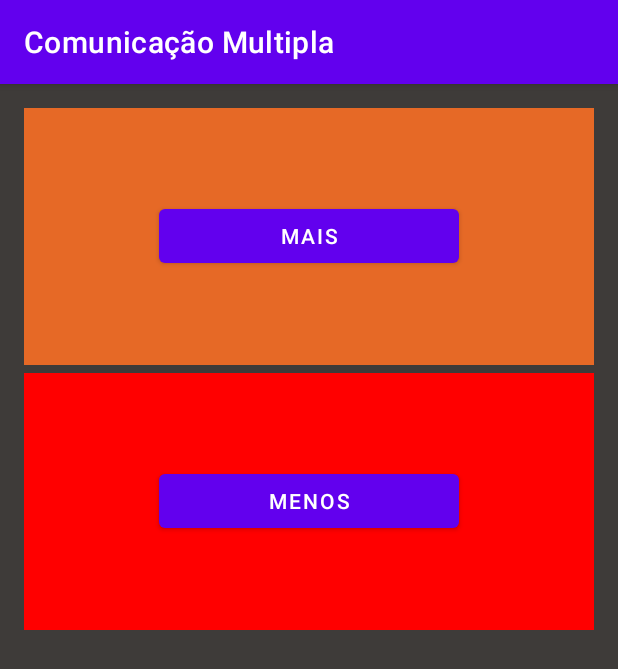
After one commit to CelsoMatiazi/Android_Studies, an Android app: the FragmentPD3A screen opened directly, with no data from a screen before it, on a phone screen of 412 x 824 dp. The commit adds this screen. Shown: the top 669 px of the screen. Run offline under Robolectric (Android 15) with nearby library versions, the phone set to English and light mode, and no system bars.

Commit message:
exercicio de comunicação de multiplos fragmentos

```diff
--- a/app/src/main/java/com/example/cursoandroiddh/Fragments/PassandoDados/PDFragmentA.kt
+++ b/app/src/main/java/com/example/cursoandroiddh/Fragments/PassandoDados/PDFragmentA.kt
@@ -13,6 +13,7 @@ import java.lang.RuntimeException
 
 
 class PDFragmentA : Fragment() {
+
 
     private lateinit var button: Button
     private lateinit var edtxt_nome: EditText
@@ -81,6 +82,7 @@ class PDFragmentA : Fragment() {
                 edtxt_senha.text.toString(),
                 edtxt_confSenha.text.toString()
             )
+
             listener?.enviarDadosA(userData)
 
             edtxt_nome.setText(" ")
--- a/app/src/main/java/com/example/cursoandroiddh/Fragments/PassandoDados2/IComunicador.kt
+++ b/app/src/main/java/com/example/cursoandroiddh/Fragments/PassandoDados2/IComunicador.kt
@@ -2,10 +2,5 @@ package com.example.cursoandroiddh.Fragments.PassandoDados2
 
 interface IComunicador {
 
-    fun somar()
-
-
-    fun subtrair()
-
-    fun clear()
+    fun calcular(num: Int)
 }
--- /dev/null
+++ b/app/src/main/java/com/example/cursoandroiddh/Fragments/PassandoDados3/FragmentPD3A.kt
@@ -0,0 +1,50 @@
+package com.example.cursoandroiddh.Fragments.PassandoDados3
+
+import android.content.Context
+import android.os.Bundle
+import androidx.fragment.app.Fragment
+import android.view.LayoutInflater
+import android.view.View
+import android.view.ViewGroup
+import android.widget.Button
+import com.example.cursoandroiddh.R
+import com.google.android.material.floatingactionbutton.FloatingActionButton
+import java.lang.RuntimeException
+
+class FragmentPD3A : Fragment() {
+
+    private lateinit var callback: IComunicador
+    private lateinit var botaoMais: Button
+
+
+    override fun onAttach(context: Context) {
+        super.onAttach(context)
+
+        if(context is IComunicador){
+            callback = context
+        }else{
+            throw RuntimeException(context.toString() + "Callback não implementado")
+        }
+    }
+
+    override fun onCreateView(
+        inflater: LayoutInflater, container: ViewGroup?,
+        savedInstanceState: Bundle?
+    ): View? {
+        // Inflate the layout for this fragment
+
+        val view = inflater.inflate(R.layout.fragment_p_d3_a, container, false)
+
+        botaoMais = view.findViewById(R.id.btn_mais)
+
+        botaoMais.setOnClickListener{
+            callback.mais()
+        }
+
+        return view
+    }
+
+
+
+
+}
--- /dev/null
+++ b/app/src/main/java/com/example/cursoandroiddh/Fragments/PassandoDados3/FragmentPD3B.kt
@@ -0,0 +1,49 @@
+package com.example.cursoandroiddh.Fragments.PassandoDados3
+
+import android.content.Context
+import android.os.Bundle
+import androidx.fragment.app.Fragment
+import android.view.LayoutInflater
+import android.view.View
+import android.view.ViewGroup
+import android.widget.Button
+import com.example.cursoandroiddh.R
+import java.lang.RuntimeException
+
+class FragmentPD3B : Fragment() {
+
+    private lateinit var callback: IComunicador
+    private lateinit var botaoMenos: Button
+
+
+    override fun onAttach(context: Context) {
+        super.onAttach(context)
+
+        if(context is IComunicador){
+            callback = context
+        }else{
+            throw RuntimeException(context.toString() + "Callback não implementado")
+        }
+    }
+
+
+    override fun onCreateView(
+        inflater: LayoutInflater, container: ViewGroup?,
+        savedInstanceState: Bundle?
+    ): View? {
+        // Inflate the layout for this fragment
+        var view = inflater.inflate(R.layout.fragment_p_d3_b, container, false)
+
+        botaoMenos = view.findViewById(R.id.btn_menos)
+
+        botaoMenos.setOnClickListener{
+            callback.menos()
+        }
+
+        return view
+    }
+
+
+
+
+}
--- /dev/null
+++ b/app/src/main/java/com/example/cursoandroiddh/Fragments/PassandoDados3/FragmentPD3C.kt
@@ -0,0 +1,54 @@
+package com.example.cursoandroiddh.Fragments.PassandoDados3
+
+import android.content.Context
+import android.os.Bundle
+import androidx.fragment.app.Fragment
+import android.view.LayoutInflater
+import android.view.View
+import android.view.ViewGroup
+import android.widget.Button
+import androidx.core.view.isVisible
+import com.example.cursoandroiddh.R
+import java.lang.RuntimeException
+
+class FragmentPD3C : Fragment() {
+
+    private lateinit var callback: IComunicador
+    private lateinit var botaoZerar: Button
+
+
+    override fun onAttach(context: Context) {
+        super.onAttach(context)
+
+        if(context is IComunicador){
+            callback = context
+        }else{
+            throw RuntimeException(context.toString() + "Callback não implementado")
+        }
+    }
+
+
+
+    override fun onCreateView(
+        inflater: LayoutInflater, container: ViewGroup?,
+        savedInstanceState: Bundle?
+    ): View? {
+        // Inflate the layout for this fragment
+
+        var view = inflater.inflate(R.layout.fragment_p_d3_c, container, false)
+
+        botaoZerar = view.findViewById(R.id.btn_zerar)
+        view?.isVisible = false
+
+        botaoZerar.setOnClickListener{
+            callback.zerar()
+        }
+
+        return view
+    }
+
+    fun showButton(num: Int){
+        view?.isVisible = num != 0
+    }
+
+}
--- /dev/null
+++ b/app/src/main/java/com/example/cursoandroiddh/Fragments/PassandoDados3/FragmentPD3D.kt
@@ -0,0 +1,39 @@
+package com.example.cursoandroiddh.Fragments.PassandoDados3
+
+import android.os.Bundle
+import androidx.fragment.app.Fragment
+import android.view.LayoutInflater
+import android.view.View
+import android.view.ViewGroup
+import android.widget.TextView
+import androidx.core.view.isVisible
+import com.example.cursoandroiddh.R
+
+class FragmentPD3D : Fragment() {
+
+    private lateinit var textClicks: TextView
+
+    override fun onCreate(savedInstanceState: Bundle?) {
+        super.onCreate(savedInstanceState)
+
+    }
+
+    override fun onCreateView(
+        inflater: LayoutInflater, container: ViewGroup?,
+        savedInstanceState: Bundle?
+    ): View? {
+        // Inflate the layout for this fragment
+        var view = inflater.inflate(R.layout.fragment_p_d3_d, container, false)
+        textClicks = view.findViewById(R.id.txt_clicks)
+        view?.isVisible = false
+
+        return view
+    }
+
+    fun setValue(num: Int){
+        textClicks.text = num.toString()
+        view?.isVisible = num != 0
+    }
+
+
+}
--- /dev/null
+++ b/app/src/main/java/com/example/cursoandroiddh/Fragments/PassandoDados3/FragmentPD3E.kt
@@ -0,0 +1,35 @@
+package com.example.cursoandroiddh.Fragments.PassandoDados3
+
+import android.os.Bundle
+import androidx.fragment.app.Fragment
+import android.view.LayoutInflater
+import android.view.View
+import android.view.ViewGroup
+import android.widget.TextView
+import androidx.core.view.isVisible
+import com.example.cursoandroiddh.R
+
+class FragmentPD3E : Fragment() {
+
+    lateinit var txtContator: TextView
+
+
+    override fun onCreateView(
+        inflater: LayoutInflater, container: ViewGroup?,
+        savedInstanceState: Bundle?
+    ): View? {
+
+        // Inflate the layout for this fragment
+        var view = inflater.inflate(R.layout.fragment_p_d3_e, container, false)
+
+        txtContator = view.findViewById(R.id.txt_contador)
+        view?.isVisible = false
+        return view
+    }
+
+    fun setValue(num: Int){
+        txtContator.text = num.toString()
+        view?.isVisible = txtContator.text != "0"
+    }
+
+}
--- /dev/null
+++ b/app/src/main/java/com/example/cursoandroiddh/Fragments/PassandoDados3/IComunicador.kt
@@ -0,0 +1,9 @@
+package com.example.cursoandroiddh.Fragments.PassandoDados3
+
+interface IComunicador {
+
+    fun mais()
+    fun menos()
+    fun zerar()
+
+}
--- /dev/null
+++ b/app/src/main/java/com/example/cursoandroiddh/Fragments/PassandoDados3/MainActivityPD3.kt
@@ -0,0 +1,71 @@
+package com.example.cursoandroiddh.Fragments.PassandoDados3
+
+import androidx.appcompat.app.AppCompatActivity
+import android.os.Bundle
+import com.example.cursoandroiddh.Fragments.PassandoDados2.PassDataFragA
+import com.example.cursoandroiddh.Fragments.PassandoDados2.PassDataFragmentB
+import com.example.cursoandroiddh.R
+
+class MainActivityPD3 : AppCompatActivity(), IComunicador {
+
+    private lateinit var fragmentA: FragmentPD3A
+    private lateinit var fragmentB: FragmentPD3B
+    private lateinit var fragmentC: FragmentPD3C
+    private lateinit var fragmentD: FragmentPD3D
+    private lateinit var fragmentE: FragmentPD3E
+
+
+    override fun onCreate(savedInstanceState: Bundle?) {
+        super.onCreate(savedInstanceState)
+        setContentView(R.layout.activity_main_pd3)
+
+        title = "Comunicação Multipla"
+
+        fragmentA = FragmentPD3A()
+        fragmentB = FragmentPD3B()
+        fragmentC = FragmentPD3C()
+        fragmentD = FragmentPD3D()
+        fragmentE = FragmentPD3E()
+
+        intiFragments()
+    }
+
+
+    fun intiFragments(){
+        supportFragmentManager.beginTransaction()
+            .add(R.id.containerA, fragmentA)
+            .add(R.id.containerB, fragmentB)
+            .add(R.id.containerC, fragmentC)
+            .add(R.id.containerD, fragmentD)
+            .add(R.id.containerE, fragmentE).commit()
+
+    }
+
+    var clicks = 0
+    var contador = 0
+    override fun mais() {
+        clicks += 1
+        contador += 1
+        fragmentC.showButton(contador)
+        fragmentD.setValue(clicks)
+        fragmentE.setValue(contador)
+
+    }
+
+    override fun menos() {
+        clicks += 1
+        contador -= 1
+        fragmentC.showButton(contador)
+        fragmentD.setValue(clicks)
+        fragmentE.setValue(contador)
+    }
+
+    override fun zerar() {
+        clicks += 1
+        contador = 0
+        fragmentC.showButton(0)
+        fragmentD.setValue(clicks)
+        fragmentE.setValue(contador)
+    }
+
+}
--- /dev/null
+++ b/app/src/main/res/layout/activity_main_pd3.xml
@@ -0,0 +1,51 @@
+<?xml version="1.0" encoding="utf-8"?>
+<LinearLayout xmlns:android="http://schemas.android.com/apk/res/android"
+    xmlns:app="http://schemas.android.com/apk/res-auto"
+    xmlns:tools="http://schemas.android.com/tools"
+    android:layout_width="match_parent"
+    android:layout_height="match_parent"
+    android:orientation="vertical"
+    android:background="@color/grey_dark"
+    android:weightSum="5"
+    android:padding="16dp"
+    tools:context=".Fragments.PassandoDados3.MainActivityPD3">
+
+    <FrameLayout
+        android:id="@+id/containerA"
+        android:layout_weight="1"
+        android:layout_width="match_parent"
+        android:layout_height="wrap_content"
+        android:layout_marginBottom="5dp"
+        />
+
+    <FrameLayout
+        android:id="@+id/containerB"
+        android:layout_weight="1"
+        android:layout_width="match_parent"
+        android:layout_height="wrap_content"
+        android:layout_marginBottom="5dp"
+        />
+
+    <FrameLayout
+        android:id="@+id/containerC"
+        android:layout_weight="1"
+        android:layout_width="match_parent"
+        android:layout_height="wrap_content"
+        android:layout_marginBottom="5dp"
+        />
+
+    <FrameLayout
+        android:id="@+id/containerD"
+        android:layout_weight="1"
+        android:layout_width="match_parent"
+        android:layout_height="wrap_content"
+        android:layout_marginBottom="5dp"
+        />
+
+    <FrameLayout
+        android:id="@+id/containerE"
+        android:layout_weight="1"
+        android:layout_width="match_parent"
+        android:layout_height="wrap_content"/>
+
+</LinearLayout>
--- /dev/null
+++ b/app/src/main/res/layout/fragment_p_d3_a.xml
@@ -0,0 +1,17 @@
+<?xml version="1.0" encoding="utf-8"?>
+<LinearLayout xmlns:android="http://schemas.android.com/apk/res/android"
+    xmlns:tools="http://schemas.android.com/tools"
+    android:layout_width="match_parent"
+    android:layout_height="match_parent"
+    android:gravity="center"
+    android:background="@color/orange"
+    tools:context=".Fragments.PassandoDados3.FragmentPD3A">
+
+    <Button
+        android:id="@+id/btn_mais"
+        android:layout_width="200dp"
+        android:layout_height="wrap_content"
+        android:text="Mais"
+        />
+
+</LinearLayout>
--- /dev/null
+++ b/app/src/main/res/layout/fragment_p_d3_b.xml
@@ -0,0 +1,17 @@
+<?xml version="1.0" encoding="utf-8"?>
+<LinearLayout xmlns:android="http://schemas.android.com/apk/res/android"
+    xmlns:tools="http://schemas.android.com/tools"
+    android:layout_width="match_parent"
+    android:layout_height="match_parent"
+    android:gravity="center"
+    android:background="@color/red"
+    tools:context=".Fragments.PassandoDados3.FragmentPD3A">
+
+    <Button
+        android:id="@+id/btn_menos"
+        android:layout_width="200dp"
+        android:layout_height="wrap_content"
+        android:text="Menos"
+        />
+
+</LinearLayout>
```
Also changed, not shown: app/src/main/AndroidManifest.xml (+21 -13 lines), app/src/main/java/com/example/cursoandroiddh/Fragments/PassandoDados2/PassData2MainActivity.kt (+4 -8 lines), app/src/main/java/com/example/cursoandroiddh/Fragments/PassandoDados2/PassDataFragA.kt (+18 -7 lines), app/src/main/java/com/example/cursoandroiddh/Fragments/PassandoDados2/PassDataFragmentB.kt (+2 -8 lines), app/src/main/res/layout/fragment_p_d3_c.xml (added, +17 -0 lines), app/src/main/res/layout/fragment_p_d3_d.xml (added, +26 -0 lines), app/src/main/res/layout/fragment_p_d3_e.xml (added, +26 -0 lines).
